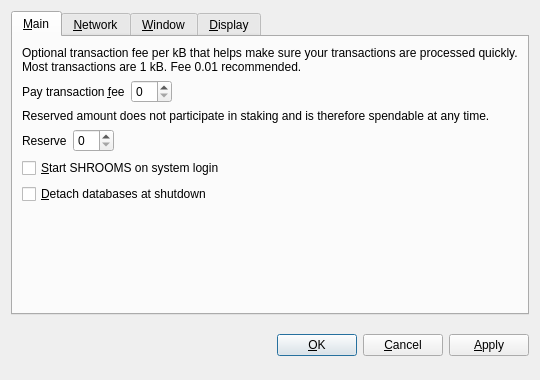
Before: the Qt Designer form src/qt/forms/optionsdialog.ui in torus-economy/torus-core, drawn with Qt 5.
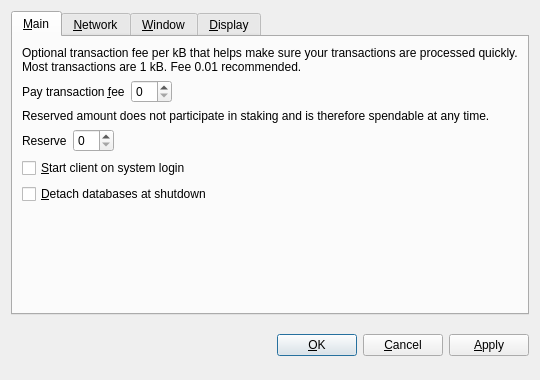
After: the same form once the commit is applied. Custom widgets are drawn as their Qt base class.

Commit message: Rebrand SHROOMS to TORUS

```diff
--- a/src/qt/forms/optionsdialog.ui
+++ b/src/qt/forms/optionsdialog.ui
@@ -128,7 +128,7 @@
           <string>Automatically start SHROOMS after logging in to the system.</string>
          </property>
          <property name="text">
-          <string>&amp;Start SHROOMS on system login</string>
+          <string>&amp;Start client on system login</string>
          </property>
         </widget>
        </item>
```
Left out of the diff: 14 changed lines with no effect on the pictures. The commit also changes 173 other files.
